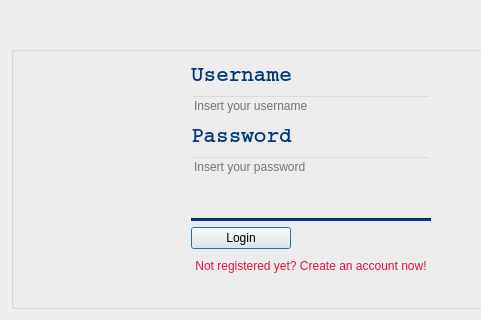
This is client/loginwindow.ui in PoliDox/PoliDox as Qt 5 draws it before an edit; both pictures show x 0 to 481 and y 234 to 554 of the 621 by 554 pixel window. The edited form follows.
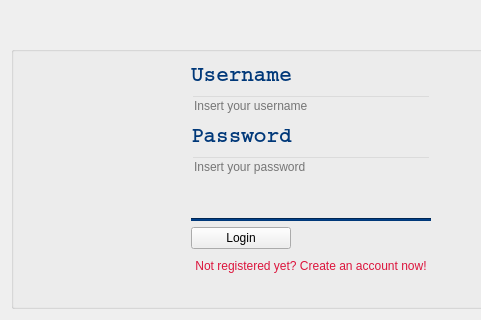
This is the edited form. Icons and pictures are not drawn.

```diff
--- a/client/loginwindow.ui
+++ b/client/loginwindow.ui
@@ -1,7 +1,7 @@
 <?xml version="1.0" encoding="UTF-8"?>
 <ui version="4.0">
- <class>Log_Dialog</class>
- <widget class="QDialog" name="Log_Dialog">
+ <class>LoginWindow</class>
+ <widget class="QWidget" name="LoginWindow">
   <property name="geometry">
    <rect>
     <x>0</x>
```
